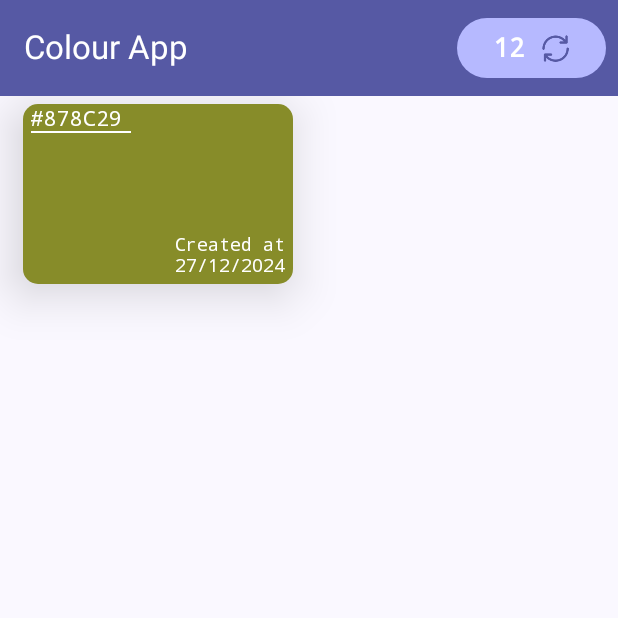
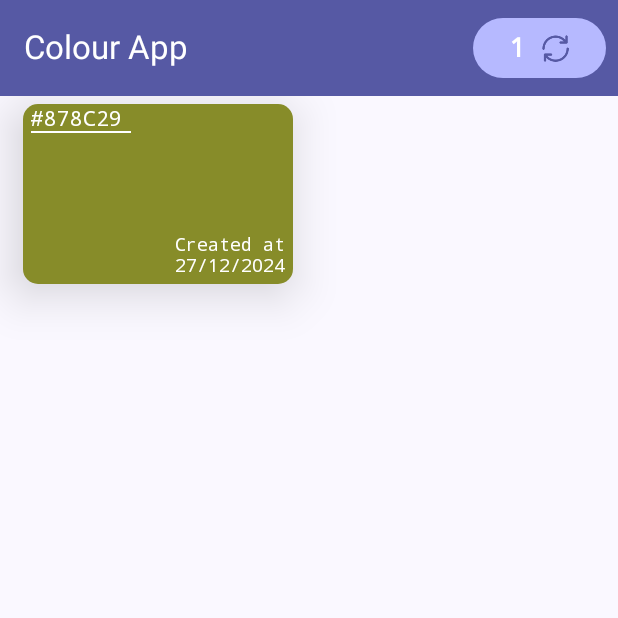
Before and after one commit to Interstellar07/Janitri-Compose, an Android app built with Jetpack Compose: the screen it shows after launch (MainActivity), after a tap on "Add Colour", on a phone screen of 412 x 824 dp, the top half of it. Run offline under Robolectric (Android 15) with nearby library versions, the phone set to English and light mode, and no system bars; our stand-ins replace Firebase (no records; nobody signed in at launch, a user with empty details on screens opened directly), Room's generated code, livedata-compose.

Commit message:
Firebase Implemented

```diff
--- a/app/build.gradle.kts
+++ b/app/build.gradle.kts
@@ -2,6 +2,7 @@ plugins {
     id("com.android.application")
     id("org.jetbrains.kotlin.android")
     id("kotlin-kapt")
+    id("com.google.gms.google-services")
 }
 
 android {
@@ -53,6 +54,7 @@ android {
 dependencies {
 
 
+    implementation("com.google.firebase:firebase-database:21.0.0")
     //room
     val room_version = "2.6.1"
 
--- a/app/src/main/java/com/sameer/colours/AppViewModel.kt
+++ b/app/src/main/java/com/sameer/colours/AppViewModel.kt
@@ -19,4 +19,9 @@ class AppViewModel:ViewModel() {
         }
 
     }
+    fun updatestatus(id: Int) {
+        viewModelScope.launch {
+           appDao.updatesync(id)
+        }
+    }
 }
--- a/app/src/main/java/com/sameer/colours/ColorDao.kt
+++ b/app/src/main/java/com/sameer/colours/ColorDao.kt
@@ -13,4 +13,7 @@ interface AppDao {
 
     @Query("SELECT * FROM ModelClassEntity")
      fun getAllColors(): LiveData<List<ModelClassEntity>>
+
+    @Query("UPDATE ModelClassEntity SET insync = 1 WHERE id = :id")
+    suspend fun updatesync(id: Int)
 }
--- a/app/src/main/java/com/sameer/colours/Colors.kt
+++ b/app/src/main/java/com/sameer/colours/Colors.kt
@@ -1,3 +1,3 @@
 package com.sameer.colours
 
-data class colors(val colorscode:String,val date:String)
+data class colors(val colorscode:String,val date:String,var isync:Boolean=false)
--- a/app/src/main/java/com/sameer/colours/Entity.kt
+++ b/app/src/main/java/com/sameer/colours/Entity.kt
@@ -8,5 +8,6 @@ data class ModelClassEntity(
     @PrimaryKey(autoGenerate = true)
     val id: Long = 0,
     val ccode: String,
-    val tstamp: String
+    val tstamp: String,
+    var insync : Boolean= false
 )
--- a/app/src/main/java/com/sameer/colours/MainActivity.kt
+++ b/app/src/main/java/com/sameer/colours/MainActivity.kt
@@ -1,6 +1,8 @@
 package com.sameer.colours
 
+import android.content.Context
 import android.os.Bundle
+import android.widget.Toast
 import androidx.activity.ComponentActivity
 import androidx.activity.compose.setContent
 import androidx.compose.foundation.Image
@@ -26,6 +28,8 @@ import androidx.compose.ui.tooling.preview.Preview
 import androidx.compose.ui.unit.dp
 import androidx.compose.ui.unit.sp
 import androidx.lifecycle.ViewModelProvider
+import com.google.firebase.Firebase
+import com.google.firebase.database.database
 import com.sameer.colours.ui.theme.ColoursTheme
 import java.text.SimpleDateFormat
 import java.util.Date
@@ -38,12 +42,12 @@ class MainActivity : ComponentActivity() {
         val appviewmodel = ViewModelProvider(this)[AppViewModel::class.java]
         setContent {
             ColoursTheme {
-                // A surface container using the 'background' color from the theme
+
                 Surface(
                     modifier = Modifier.fillMaxSize(),
                     color = MaterialTheme.colorScheme.background
                 ) {
-                    MainWork(appviewmodel)
+                    MainWork(appviewmodel,applicationContext)
                 }
             }
         }
@@ -55,14 +59,14 @@ class MainActivity : ComponentActivity() {
 @OptIn(ExperimentalMaterial3Api::class)
 @Composable
 @Preview
-fun MainWork(appviewmodel: AppViewModel) {
+fun MainWork(appviewmodel: AppViewModel, context: Context) {
 
     val liveDataList = appviewmodel.list.observeAsState(emptyList()).value
     val colrlist = remember { mutableStateListOf<colors>() }
     LaunchedEffect(liveDataList) {
         colrlist.clear()
         colrlist.addAll(liveDataList.map { entity ->
-            colors(colorscode = entity.ccode, date = entity.tstamp)
+            colors(colorscode = entity.ccode, date = entity.tstamp,isync = entity.insync)
         })
     }
     Scaffold(
@@ -72,11 +76,16 @@ fun MainWork(appviewmodel: AppViewModel) {
                     Text(text = "Colour App")
                 },
                 actions = {
-                    Button(modifier = Modifier.padding(end = 4.dp), onClick = {  },  colors = ButtonDefaults.buttonColors(
+                    Button(modifier = Modifier.padding(end = 4.dp), onClick = {
+                        Toast.makeText(context, "Syncing with Database", Toast.LENGTH_LONG).show()
+                        sendColorsToFirebase(liveDataList,appviewmodel) {
+
+                        }
+                    },  colors = ButtonDefaults.buttonColors(
                         containerColor = Color(android.graphics.Color.parseColor("#FFB6B9FF")),
                     ) ) {
                         Text(
-                            text = "12",
+                            text =  colrlist.count { !it.isync }.toString(),
                             color = Color.White,
                             style = TextStyle(fontSize = 18.sp, fontFamily = FontFamily.Monospace, fontWeight = FontWeight.Bold)
                         )
@@ -104,7 +113,7 @@ fun MainWork(appviewmodel: AppViewModel) {
                           val newcol = getnewcolor();
                     println(""+newcol+"----------------------------")
 
-                    appviewmodel.addEntity(ModelClassEntity(0,newcol.toString(),System.currentTimeMillis().toString()))
+                    appviewmodel.addEntity(ModelClassEntity(0,newcol.toString(),System.currentTimeMillis().toString(),false))
 
                 },
                 containerColor = Color(android.graphics.Color.parseColor("#FFB6B9FF")),
@@ -226,3 +235,19 @@ fun getnewcolor(): Any {
 
 
 }
+fun sendColorsToFirebase(
+    colorsList: List<ModelClassEntity>,
+    appviewmodel: AppViewModel,
+    onCompletion: () -> Unit
+) {
+    val database = Firebase.database.reference.child("colors")
+    colorsList.filter { !it.insync }.forEach { color ->
+        val key = database.push().key ?: return@forEach
+        database.child(key).setValue(color).addOnCompleteListener { task ->
+            if (task.isSuccessful) {
+               appviewmodel.updatestatus(color.id.toInt())
+            }
+        }
+    }
+    onCompletion()
+}
--- a/build.gradle.kts
+++ b/build.gradle.kts
@@ -1,3 +1,8 @@
+buildscript {
+    dependencies {
+        classpath("com.google.gms:google-services:4.4.2")
+    }
+}
 // Top-level build file where you can add configuration options common to all sub-projects/modules.
 plugins {
     id("com.android.application") version "8.2.0" apply false
```
